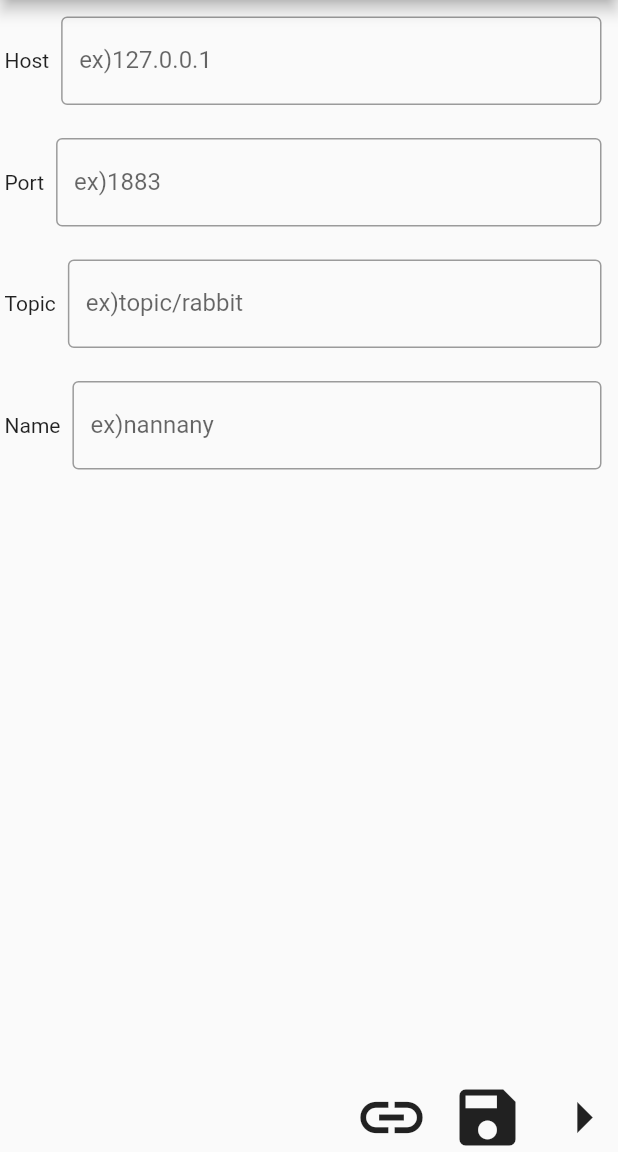
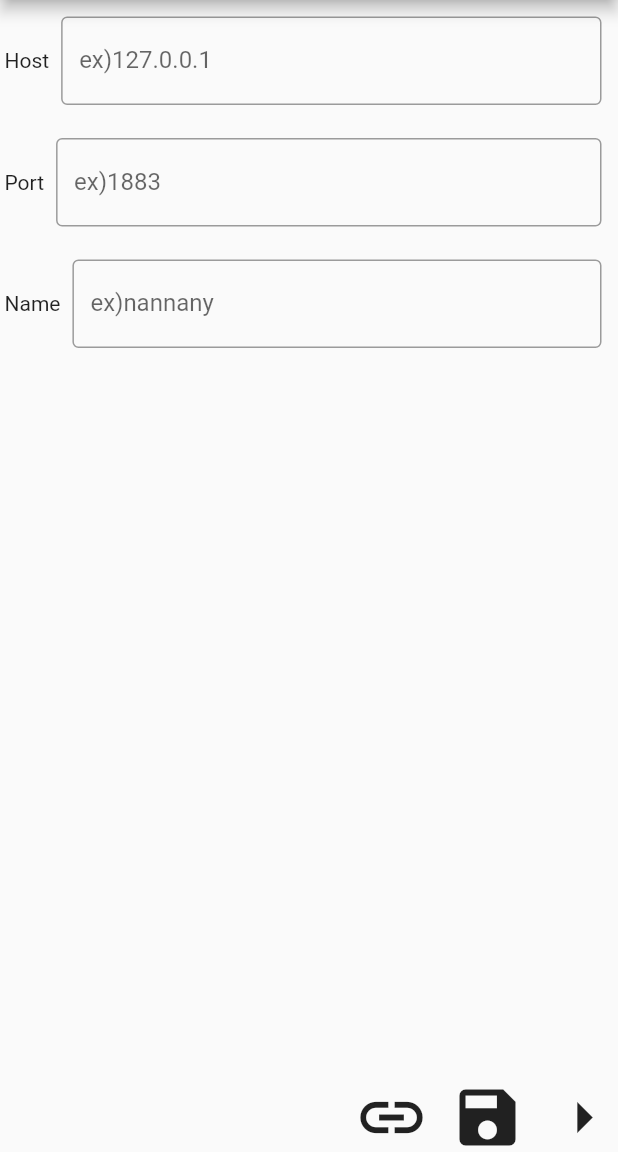
Before and after one commit to nannany/simple_mqtt_client, a Flutter app: the screen it shows after launch, on a phone screen of 412 x 824 dp, the part 84-1236 px from its top. Run offline on Flutter 3.47's test engine with Material 2 defaults, Android fonts, the phone set to English and light mode, and no system bars; missing offline and left inert: mqtt_client.

Commit message:
topicはpublishページに持っていく

```diff
--- a/lib/main.dart
+++ b/lib/main.dart
@@ -31,7 +31,9 @@ class MyApp extends StatelessWidget {
                 create: (context) => SettingsStore(),
                 child: new MainPage(title: 'Simple MQTT Client')),
         '/publish': (BuildContext context) =>
-            new PublishPage(title: 'Simple MQTT Client')
+            ChangeNotifierProvider<SettingsStore>(
+                create: (context) => SettingsStore(),
+                child: new PublishPage(title: 'Simple MQTT Client'))
       },
     );
   }
@@ -55,7 +57,6 @@ class MainPage extends StatelessWidget {
               children: <Widget>[
                 SmallInputField("Host", "ex)127.0.0.1"),
                 SmallInputField("Port", "ex)1883"),
-                SmallInputField("Topic", "ex)topic/rabbit"),
                 SmallInputField("Name", "ex)nannany"),
               ],
             ),
--- a/lib/publish_page.dart
+++ b/lib/publish_page.dart
@@ -1,6 +1,7 @@
 import 'package:flutter/cupertino.dart';
 import 'package:flutter/material.dart';
 import 'package:flutter/services.dart';
+import 'package:simple_mqtt_client/small_input_field.dart';
 
 class PublishPage extends StatefulWidget {
   PublishPage({Key key, this.title}) : super(key: key);
@@ -49,6 +50,7 @@ class _PublishPageState extends State<PublishPage> {
                         ),
                       ],
                     )),
+                SmallInputField("Topic", "ex)topic/rabbit"),
                 Container(
                   padding: EdgeInsets.all(3.0),
                   child: Row(children: <Widget>[
```
